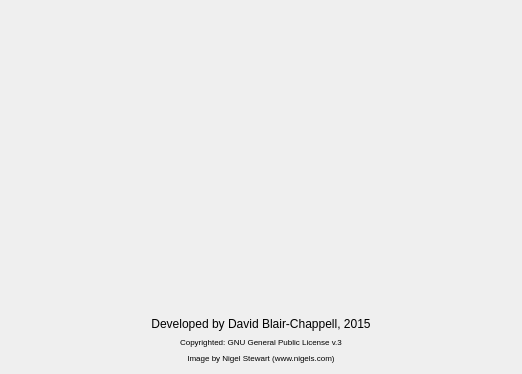
Old version of the form prigogine/PrigogineLoader.ui in the repository dblairchappell/Prigogine.
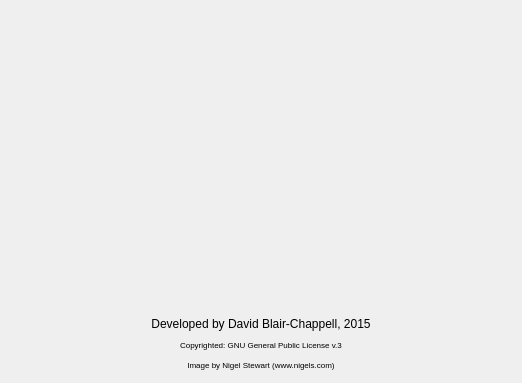
New version of the form.

The edit to the form file:
```diff
--- a/prigogine/PrigogineLoader.ui
+++ b/prigogine/PrigogineLoader.ui
@@ -7,7 +7,7 @@
     <x>0</x>
     <y>0</y>
     <width>522</width>
-    <height>368</height>
+    <height>383</height>
    </rect>
   </property>
   <property name="windowTitle">
```
